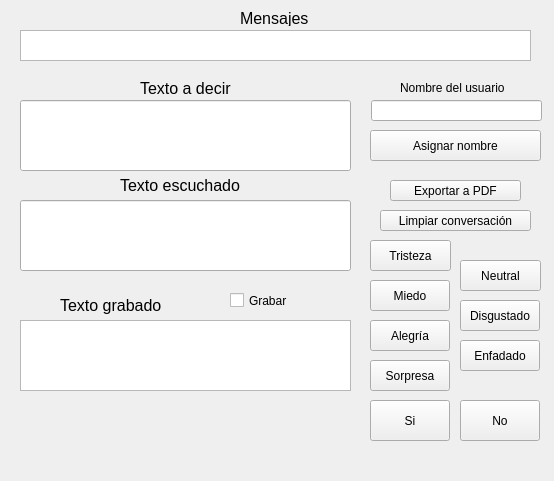
The window that interactGUI/src/mainUI.ui (robocomp/Interactive-EBO) describes before a commit, drawn with Qt 5.
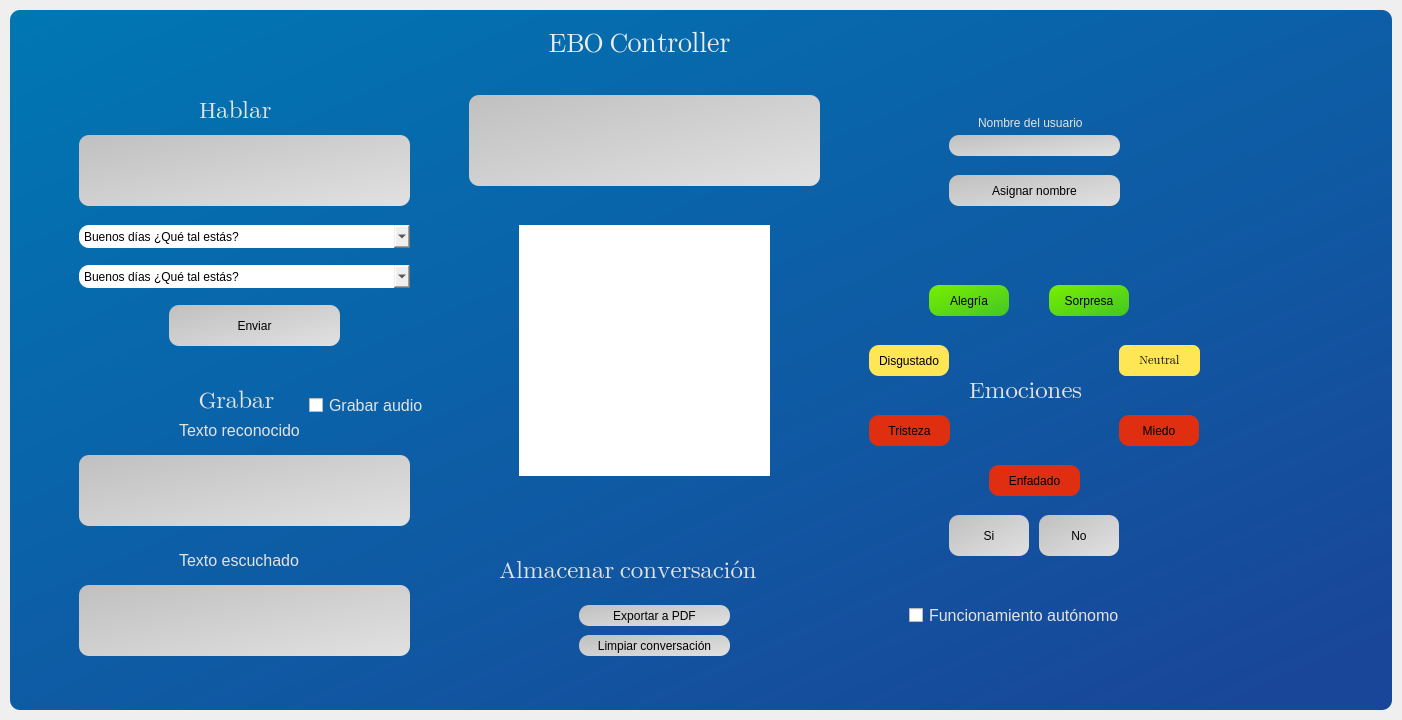
The same window after the commit. Icons and pictures are not drawn.

Diff of the .ui file:
```diff
--- a/interactGUI/src/mainUI.ui
+++ b/interactGUI/src/mainUI.ui
@@ -6,324 +6,711 @@
    <rect>
     <x>0</x>
     <y>0</y>
-    <width>554</width>
-    <height>481</height>
+    <width>1402</width>
+    <height>720</height>
    </rect>
   </property>
   <property name="windowTitle">
    <string>interactGUI</string>
   </property>
-  <widget class="QPlainTextEdit" name="respuesta">
-   <property name="geometry">
-    <rect>
-     <x>20</x>
-     <y>320</y>
-     <width>331</width>
-     <height>71</height>
-    </rect>
+  <layout class="QHBoxLayout" name="drop_shadow_layout">
+   <property name="spacing">
+    <number>0</number>
    </property>
-  </widget>
-  <widget class="QPushButton" name="botonalegria">
-   <property name="geometry">
-    <rect>
-     <x>370</x>
-     <y>320</y>
-     <width>80</width>
-     <height>31</height>
-    </rect>
+   <property name="leftMargin">
+    <number>10</number>
    </property>
-   <property name="text">
-    <string>Alegría</string>
+   <property name="topMargin">
+    <number>10</number>
    </property>
-  </widget>
-  <widget class="QPushButton" name="botonmiedo">
-   <property name="geometry">
-    <rect>
-     <x>370</x>
-     <y>280</y>
-     <width>80</width>
-     <height>31</height>
-    </rect>
+   <property name="rightMargin">
+    <number>10</number>
    </property>
-   <property name="text">
-    <string>Miedo</string>
+   <property name="bottomMargin">
+    <number>10</number>
    </property>
-  </widget>
-  <widget class="QPushButton" name="botontristeza">
-   <property name="geometry">
-    <rect>
-     <x>370</x>
-     <y>240</y>
-     <width>81</width>
-     <height>31</height>
-    </rect>
-   </property>
-   <property name="text">
-    <string>Tristeza</string>
-   </property>
-  </widget>
-  <widget class="QPushButton" name="botonsorpresa">
-   <property name="geometry">
-    <rect>
-     <x>370</x>
-     <y>360</y>
-     <width>80</width>
-     <height>31</height>
-    </rect>
-   </property>
-   <property name="text">
-    <string>Sorpresa</string>
-   </property>
-  </widget>
-  <widget class="QLineEdit" name="textoaenviar">
-   <property name="geometry">
-    <rect>
-     <x>20</x>
-     <y>100</y>
-     <width>331</width>
-     <height>71</height>
-    </rect>
-   </property>
-  </widget>
-  <widget class="QLineEdit" name="nombreaintroducir">
-   <property name="geometry">
-    <rect>
-     <x>371</x>
-     <y>100</y>
-     <width>171</width>
-     <height>21</height>
-    </rect>
-   </property>
-  </widget>
-  <widget class="QLabel" name="label">
-   <property name="geometry">
-    <rect>
-     <x>400</x>
-     <y>80</y>
-     <width>131</width>
-     <height>16</height>
-    </rect>
-   </property>
-   <property name="text">
-    <string>Nombre del usuario</string>
-   </property>
-  </widget>
-  <widget class="QLineEdit" name="textoescuchado">
-   <property name="geometry">
-    <rect>
-     <x>20</x>
-     <y>200</y>
-     <width>331</width>
-     <height>71</height>
-    </rect>
-   </property>
-  </widget>
-  <widget class="QLabel" name="label_2">
-   <property name="geometry">
-    <rect>
-     <x>140</x>
-     <y>80</y>
-     <width>111</width>
-     <height>16</height>
-    </rect>
-   </property>
+   <item>
+    <widget class="QFrame" name="drop_shadow_frame">
+     <property name="styleSheet">
+      <string notr="true">background-color: qlineargradient(spread:pad, x1:0, y1:0, x2:0.884, y2:1, stop:0 rgba(0, 119, 179, 255), stop:1 rgba(25, 70, 153, 255));
+border-radius:10px;
+
+</string>
+     </property>
+     <property name="frameShape">
+      <enum>QFrame::NoFrame</enum>
+     </property>
+     <property name="frameShadow">
+      <enum>QFrame::Raised</enum>
+     </property>
+     <layout class="QVBoxLayout" name="verticalLayout">
+      <item>
+       <widget class="QFrame" name="title">
    <property name="maximumSize">
     <size>
-     <width>121</width>
-     <height>16777215</height>
-    </size>
-   </property>
-   <property name="font">
-    <font>
-     <pointsize>12</pointsize>
-    </font>
-   </property>
-   <property name="text">
-    <string>Texto a decir</string>
-   </property>
-  </widget>
-  <widget class="QLabel" name="label_3">
+          <width>16777215</width>
+          <height>50</height>
+         </size>
+        </property>
+        <property name="styleSheet">
+         <string notr="true">background-color:none;</string>
+        </property>
+        <property name="frameShape">
+         <enum>QFrame::StyledPanel</enum>
+        </property>
+        <property name="frameShadow">
+         <enum>QFrame::Raised</enum>
+        </property>
+        <widget class="QLabel" name="label">
    <property name="geometry">
     <rect>
-     <x>120</x>
-     <y>170</y>
-     <width>141</width>
+           <x>10</x>
+           <y>10</y>
+           <width>1221</width>
      <height>31</height>
     </rect>
    </property>
    <property name="font">
     <font>
-     <pointsize>12</pointsize>
-    </font>
-   </property>
+           <family>Noto Color Emoji</family>
+           <pointsize>20</pointsize>
+          </font>
+         </property>
+         <property name="styleSheet">
+          <string notr="true">color:rgb(236,236,236)</string>
+         </property>
    <property name="text">
-    <string>Texto escuchado</string>
-   </property>
-  </widget>
-  <widget class="QLabel" name="label_4">
+          <string>EBO Controller</string>
+         </property>
+         <property name="alignment">
+          <set>Qt::AlignCenter</set>
+         </property>
+        </widget>
+       </widget>
+      </item>
+      <item>
+       <widget class="QFrame" name="frame_3">
+        <property name="styleSheet">
+         <string notr="true">background-color:none;</string>
+        </property>
+        <property name="frameShape">
+         <enum>QFrame::StyledPanel</enum>
+        </property>
+        <property name="frameShadow">
+         <enum>QFrame::Raised</enum>
+        </property>
+        <widget class="QLineEdit" name="textoaenviar">
    <property name="geometry">
     <rect>
      <x>60</x>
-     <y>290</y>
-     <width>121</width>
-     <height>31</height>
-    </rect>
-   </property>
-   <property name="font">
-    <font>
-     <pointsize>12</pointsize>
-    </font>
-   </property>
-   <property name="text">
-    <string>Texto grabado</string>
-   </property>
-  </widget>
-  <widget class="QPushButton" name="exportarpdf">
-   <property name="geometry">
-    <rect>
-     <x>390</x>
-     <y>180</y>
-     <width>131</width>
-     <height>21</height>
-    </rect>
-   </property>
-   <property name="text">
-    <string>Exportar a PDF</string>
+           <y>60</y>
+           <width>331</width>
+           <height>71</height>
+          </rect>
+         </property>
+         <property name="styleSheet">
+          <string notr="true">background-color: qlineargradient(spread:pad, x1:0, y1:0, x2:1, y2:1, stop:0 rgba(192, 192, 192, 255), stop:1 rgba(225, 225, 225, 255));</string>
    </property>
   </widget>
   <widget class="QPushButton" name="asignarnombre">
    <property name="geometry">
     <rect>
-     <x>370</x>
-     <y>130</y>
+           <x>930</x>
+           <y>100</y>
      <width>171</width>
      <height>31</height>
     </rect>
    </property>
+         <property name="styleSheet">
+          <string notr="true">background-color: qlineargradient(spread:pad, x1:0, y1:0, x2:1, y2:1, stop:0 rgba(192, 192, 192, 255), stop:1 rgba(225, 225, 225, 255));</string>
+         </property>
    <property name="text">
     <string>Asignar nombre</string>
    </property>
   </widget>
+        <widget class="QPlainTextEdit" name="muestramensajes">
+         <property name="geometry">
+          <rect>
+           <x>450</x>
+           <y>20</y>
+           <width>351</width>
+           <height>91</height>
+          </rect>
+         </property>
+         <property name="styleSheet">
+          <string notr="true">background-color: qlineargradient(spread:pad, x1:0, y1:0, x2:1, y2:1, stop:0 rgba(192, 192, 192, 255), stop:1 rgba(225, 225, 225, 255));</string>
+         </property>
+        </widget>
+        <widget class="QCheckBox" name="comportamientoaleatorio">
+         <property name="geometry">
+          <rect>
+           <x>890</x>
+           <y>530</y>
+           <width>16</width>
+           <height>21</height>
+          </rect>
+         </property>
+         <property name="styleSheet">
+          <string notr="true"/>
+         </property>
+         <property name="text">
+          <string/>
+         </property>
+        </widget>
+        <widget class="QLabel" name="label_2">
+         <property name="geometry">
+          <rect>
+           <x>959</x>
+           <y>40</y>
+           <width>131</width>
+           <height>16</height>
+          </rect>
+         </property>
+         <property name="styleSheet">
+          <string notr="true">color: rgb(227, 227, 227);</string>
+         </property>
+         <property name="text">
+          <string>Nombre del usuario</string>
+         </property>
+        </widget>
+        <widget class="QLabel" name="label_6">
+         <property name="geometry">
+          <rect>
+           <x>160</x>
+           <y>340</y>
+           <width>141</width>
+           <height>31</height>
+          </rect>
+         </property>
+         <property name="font">
+          <font>
+           <pointsize>12</pointsize>
+          </font>
+         </property>
+         <property name="styleSheet">
+          <string notr="true">color: rgb(227, 227, 227);</string>
+         </property>
+         <property name="text">
+          <string>Texto reconocido</string>
+         </property>
+        </widget>
+        <widget class="QPushButton" name="mandarfrase">
+         <property name="geometry">
+          <rect>
+           <x>150</x>
+           <y>230</y>
+           <width>171</width>
+           <height>41</height>
+          </rect>
+         </property>
+         <property name="styleSheet">
+          <string notr="true">background-color: qlineargradient(spread:pad, x1:0, y1:0, x2:1, y2:1, stop:0 rgba(192, 192, 192, 255), stop:1 rgba(225, 225, 225, 255));</string>
+         </property>
+         <property name="text">
+          <string>Enviar</string>
+         </property>
+        </widget>
+        <widget class="QPlainTextEdit" name="respuesta">
+         <property name="geometry">
+          <rect>
+           <x>60</x>
+           <y>380</y>
+           <width>331</width>
+           <height>71</height>
+          </rect>
+         </property>
+         <property name="styleSheet">
+          <string notr="true">background-color: qlineargradient(spread:pad, x1:0, y1:0, x2:1, y2:1, stop:0 rgba(192, 192, 192, 255), stop:1 rgba(225, 225, 225, 255));</string>
+         </property>
+         <property name="frameShape">
+          <enum>QFrame::Panel</enum>
+         </property>
+         <property name="frameShadow">
+          <enum>QFrame::Sunken</enum>
+         </property>
+        </widget>
+        <widget class="QPushButton" name="si">
+         <property name="geometry">
+          <rect>
+           <x>930</x>
+           <y>440</y>
+           <width>80</width>
+           <height>41</height>
+          </rect>
+         </property>
+         <property name="styleSheet">
+          <string notr="true">background-color: qlineargradient(spread:pad, x1:0, y1:0, x2:1, y2:1, stop:0 rgba(192, 192, 192, 255), stop:1 rgba(225, 225, 225, 255));</string>
+         </property>
+         <property name="text">
+          <string>Si</string>
+         </property>
+        </widget>
+        <widget class="QLabel" name="label_3">
+         <property name="geometry">
+          <rect>
+           <x>160</x>
+           <y>470</y>
+           <width>141</width>
+           <height>31</height>
+          </rect>
+         </property>
+         <property name="font">
+          <font>
+           <pointsize>12</pointsize>
+          </font>
+         </property>
+         <property name="styleSheet">
+          <string notr="true">color: rgb(227, 227, 227);</string>
+         </property>
+         <property name="text">
+          <string>Texto escuchado</string>
+         </property>
+        </widget>
   <widget class="QPushButton" name="limpiarconversacion">
    <property name="geometry">
     <rect>
-     <x>380</x>
-     <y>210</y>
+           <x>560</x>
+           <y>560</y>
      <width>151</width>
      <height>21</height>
     </rect>
    </property>
+         <property name="styleSheet">
+          <string notr="true">background-color: qlineargradient(spread:pad, x1:0, y1:0, x2:1, y2:1, stop:0 rgba(192, 192, 192, 255), stop:1 rgba(225, 225, 225, 255));</string>
+         </property>
    <property name="text">
     <string>Limpiar conversación</string>
    </property>
   </widget>
-  <widget class="QPlainTextEdit" name="muestramensajes">
+        <widget class="QLineEdit" name="nombreaintroducir">
    <property name="geometry">
     <rect>
-     <x>20</x>
-     <y>30</y>
-     <width>511</width>
-     <height>31</height>
-    </rect>
-   </property>
-  </widget>
-  <widget class="QLabel" name="label_5">
+           <x>930</x>
+           <y>60</y>
+           <width>171</width>
+           <height>21</height>
+          </rect>
+         </property>
+         <property name="styleSheet">
+          <string notr="true">background-color: qlineargradient(spread:pad, x1:0, y1:0, x2:1, y2:1, stop:0 rgba(192, 192, 192, 255), stop:1 rgba(225, 225, 225, 255));</string>
+         </property>
+        </widget>
+        <widget class="QCheckBox" name="grabar_2">
    <property name="geometry">
     <rect>
-     <x>240</x>
-     <y>10</y>
-     <width>81</width>
-     <height>16</height>
-    </rect>
-   </property>
-   <property name="font">
-    <font>
-     <pointsize>12</pointsize>
-    </font>
-   </property>
+           <x>290</x>
+           <y>320</y>
+           <width>16</width>
+           <height>21</height>
+          </rect>
+         </property>
+         <property name="text">
+          <string/>
+         </property>
+        </widget>
+        <widget class="QLineEdit" name="textoescuchado">
+         <property name="geometry">
+          <rect>
+           <x>60</x>
+           <y>510</y>
+           <width>331</width>
+           <height>71</height>
+          </rect>
+         </property>
+         <property name="styleSheet">
+          <string notr="true">background-color: qlineargradient(spread:pad, x1:0, y1:0, x2:1, y2:1, stop:0 rgba(192, 192, 192, 255), stop:1 rgba(225, 225, 225, 255));</string>
+         </property>
+        </widget>
+        <widget class="QPushButton" name="no">
+         <property name="geometry">
+          <rect>
+           <x>1020</x>
+           <y>440</y>
+           <width>80</width>
+           <height>41</height>
+          </rect>
+         </property>
+         <property name="styleSheet">
+          <string notr="true">background-color: qlineargradient(spread:pad, x1:0, y1:0, x2:1, y2:1, stop:0 rgba(192, 192, 192, 255), stop:1 rgba(225, 225, 225, 255));</string>
+         </property>
    <property name="text">
-    <string>Mensajes</string>
-   </property>
-  </widget>
+          <string>No</string>
+         </property>
+        </widget>
+        <widget class="QComboBox" name="frasesPredefinidas">
+         <property name="geometry">
+          <rect>
+           <x>60</x>
+           <y>150</y>
+           <width>331</width>
+           <height>23</height>
+          </rect>
+         </property>
+         <item>
+          <property name="text">
+           <string>Buenos días ¿Qué tal estás?</string>
+          </property>
+         </item>
+         <item>
+          <property name="text">
+           <string>¿Cómo te llamas?</string>
+          </property>
+         </item>
+         <item>
+          <property name="text">
+           <string>Me alegra que estés bien</string>
+          </property>
+         </item>
+        </widget>
+        <widget class="QPushButton" name="exportarpdf">
+         <property name="geometry">
+          <rect>
+           <x>560</x>
+           <y>530</y>
+           <width>151</width>
+           <height>21</height>
+          </rect>
+         </property>
+         <property name="styleSheet">
+          <string notr="true">background-color: qlineargradient(spread:pad, x1:0, y1:0, x2:1, y2:1, stop:0 rgba(192, 192, 192, 255), stop:1 rgba(225, 225, 225, 255));</string>
+         </property>
+         <property name="text">
+          <string>Exportar a PDF</string>
+         </property>
+        </widget>
+        <widget class="QComboBox" name="tipofrases">
+         <property name="geometry">
+          <rect>
+           <x>60</x>
+           <y>190</y>
+           <width>331</width>
+           <height>23</height>
+          </rect>
+         </property>
+         <item>
+          <property name="text">
+           <string>Buenos días ¿Qué tal estás?</string>
+          </property>
+         </item>
+         <item>
+          <property name="text">
+           <string>¿Cómo te llamas?</string>
+          </property>
+         </item>
+         <item>
+          <property name="text">
+           <string>Me alegra que estés bien</string>
+          </property>
+         </item>
+        </widget>
   <widget class="QPushButton" name="botonneutral">
    <property name="geometry">
     <rect>
-     <x>460</x>
-     <y>260</y>
+           <x>1100</x>
+           <y>270</y>
      <width>81</width>
      <height>31</height>
     </rect>
    </property>
+         <property name="font">
+          <font>
+           <family>Noto Color Emoji</family>
+          </font>
+         </property>
+         <property name="styleSheet">
+          <string notr="true">QPushButton {
+	border: none;
+	border-radius: 7px;
+	background-color: rgb(255, 230, 85);
+}
+QPushButton:hover{
+	background-color: rgba(85,255,127,150);
+}</string>
+         </property>
    <property name="text">
     <string>Neutral</string>
    </property>
   </widget>
+        <widget class="QLabel" name="label_7">
+         <property name="geometry">
+          <rect>
+           <x>180</x>
+           <y>20</y>
+           <width>91</width>
+           <height>31</height>
+          </rect>
+         </property>
+         <property name="font">
+          <font>
+           <family>Noto Color Emoji</family>
+           <pointsize>18</pointsize>
+          </font>
+         </property>
+         <property name="styleSheet">
+          <string notr="true">color: rgb(227, 227, 227);</string>
+         </property>
+         <property name="text">
+          <string>Hablar</string>
+         </property>
+        </widget>
+        <widget class="QPushButton" name="botondisgustado">
+         <property name="geometry">
+          <rect>
+           <x>850</x>
+           <y>270</y>
+           <width>80</width>
+           <height>31</height>
+          </rect>
+         </property>
+         <property name="styleSheet">
+          <string notr="true">background-color: rgb(255, 230, 85);</string>
+         </property>
+         <property name="text">
+          <string>Disgustado</string>
+         </property>
+        </widget>
+        <widget class="QPushButton" name="botonalegria">
+         <property name="geometry">
+          <rect>
+           <x>910</x>
+           <y>210</y>
+           <width>80</width>
+           <height>31</height>
+          </rect>
+         </property>
+         <property name="styleSheet">
+          <string notr="true">background-color: qlineargradient(spread:pad, x1:0, y1:0, x2:0.916, y2:0.994318, stop:0 rgba(121, 239, 0, 255), stop:0.947368 rgba(72, 202, 33, 255));</string>
+         </property>
+         <property name="text">
+          <string>Alegría</string>
+         </property>
+        </widget>
+        <widget class="QPushButton" name="botontristeza">
+         <property name="geometry">
+          <rect>
+           <x>850</x>
+           <y>340</y>
+           <width>81</width>
+           <height>31</height>
+          </rect>
+         </property>
+         <property name="styleSheet">
+          <string notr="true">background-color: rgb(223, 47, 16);</string>
+         </property>
+         <property name="text">
+          <string>Tristeza</string>
+         </property>
+        </widget>
   <widget class="QPushButton" name="botonenfadado">
    <property name="geometry">
     <rect>
-     <x>460</x>
-     <y>340</y>
-     <width>80</width>
+           <x>970</x>
+           <y>390</y>
+           <width>91</width>
      <height>31</height>
     </rect>
    </property>
+         <property name="styleSheet">
+          <string notr="true">background-color: rgb(223, 47, 16);</string>
+         </property>
    <property name="text">
     <string>Enfadado</string>
    </property>
   </widget>
-  <widget class="QPushButton" name="botondisgustado">
+        <widget class="QPushButton" name="botonmiedo">
    <property name="geometry">
     <rect>
-     <x>460</x>
+           <x>1100</x>
+           <y>340</y>
+           <width>80</width>
+           <height>31</height>
+          </rect>
+         </property>
+         <property name="styleSheet">
+          <string notr="true">background-color: rgb(223, 47, 16);</string>
+         </property>
+         <property name="text">
+          <string>Miedo</string>
+         </property>
+        </widget>
+        <widget class="QPushButton" name="botonsorpresa">
+         <property name="geometry">
+          <rect>
+           <x>1030</x>
+           <y>210</y>
+           <width>80</width>
+           <height>31</height>
+          </rect>
+         </property>
+         <property name="styleSheet">
+          <string notr="true">background-color: qlineargradient(spread:pad, x1:0, y1:0, x2:0.916, y2:0.994318, stop:0 rgba(121, 239, 0, 255), stop:0.947368 rgba(72, 202, 33, 255));</string>
+         </property>
+         <property name="text">
+          <string>Sorpresa</string>
+         </property>
+        </widget>
+        <widget class="QLabel" name="label_8">
+         <property name="geometry">
+          <rect>
+           <x>950</x>
      <y>300</y>
-     <width>80</width>
+           <width>131</width>
      <height>31</height>
     </rect>
    </property>
+         <property name="font">
+          <font>
+           <family>Noto Color Emoji</family>
+           <pointsize>18</pointsize>
+          </font>
+         </property>
+         <property name="styleSheet">
+          <string notr="true">color: rgb(227, 227, 227);</string>
+         </property>
    <property name="text">
-    <string>Disgustado</string>
-   </property>
-  </widget>
-  <widget class="QCheckBox" name="grabar">
+          <string>Emociones</string>
+         </property>
+        </widget>
+        <widget class="QLabel" name="label_4">
    <property name="geometry">
     <rect>
-     <x>230</x>
-     <y>290</y>
-     <width>85</width>
+           <x>910</x>
+           <y>530</y>
+           <width>221</width>
      <height>21</height>
     </rect>
+         </property>
+         <property name="font">
+          <font>
+           <pointsize>12</pointsize>
+          </font>
+         </property>
+         <property name="styleSheet">
+          <string notr="true">color: rgb(227, 227, 227);</string>
+         </property>
+         <property name="text">
+          <string>Funcionamiento autónomo</string>
+         </property>
+        </widget>
+        <widget class="QLabel" name="label_5">
+         <property name="geometry">
+          <rect>
+           <x>310</x>
+           <y>320</y>
+           <width>111</width>
+           <height>21</height>
+          </rect>
+         </property>
+         <property name="font">
+          <font>
+           <pointsize>12</pointsize>
+          </font>
+         </property>
+         <property name="styleSheet">
+          <string notr="true">color: rgb(227, 227, 227);</string>
+         </property>
+         <property name="text">
+          <string>Grabar audio</string>
+         </property>
+        </widget>
+        <widget class="QLabel" name="label_9">
+         <property name="geometry">
+          <rect>
+           <x>480</x>
+           <y>480</y>
+           <width>331</width>
+           <height>31</height>
+          </rect>
+         </property>
+         <property name="font">
+          <font>
+           <family>Noto Color Emoji</family>
+           <pointsize>18</pointsize>
+          </font>
+         </property>
+         <property name="styleSheet">
+          <string notr="true">color: rgb(227, 227, 227);</string>
+         </property>
+         <property name="text">
+          <string>Almacenar conversación</string>
+         </property>
+        </widget>
+        <widget class="QLabel" name="label_10">
+         <property name="geometry">
+          <rect>
+           <x>180</x>
+           <y>310</y>
+           <width>91</width>
+           <height>31</height>
+          </rect>
+         </property>
+         <property name="font">
+          <font>
+           <family>Noto Color Emoji</family>
+           <pointsize>18</pointsize>
+          </font>
+         </property>
+         <property name="styleSheet">
+          <string notr="true">color: rgb(227, 227, 227);</string>
    </property>
    <property name="text">
     <string>Grabar</string>
    </property>
   </widget>
-  <widget class="QPushButton" name="si">
+        <widget class="QTextEdit" name="textEdit">
    <property name="geometry">
     <rect>
-     <x>370</x>
-     <y>400</y>
-     <width>80</width>
-     <height>41</height>
-    </rect>
-   </property>
-   <property name="text">
-    <string>Si</string>
-   </property>
-  </widget>
-  <widget class="QPushButton" name="no">
-   <property name="geometry">
-    <rect>
-     <x>460</x>
-     <y>400</y>
-     <width>80</width>
-     <height>41</height>
-    </rect>
-   </property>
-   <property name="text">
-    <string>No</string>
-   </property>
-  </widget>
- </widget>
- <resources/>
+           <x>500</x>
+           <y>150</y>
+           <width>251</width>
+           <height>251</height>
+          </rect>
+         </property>
+         <property name="styleSheet">
+          <string notr="true">border-image: url(:/newPrefix/ebo.png);</string>
+         </property>
+        </widget>
+        <zorder>textoaenviar</zorder>
+        <zorder>asignarnombre</zorder>
+        <zorder>muestramensajes</zorder>
+        <zorder>comportamientoaleatorio</zorder>
+        <zorder>label_2</zorder>
+        <zorder>label_6</zorder>
+        <zorder>mandarfrase</zorder>
+        <zorder>respuesta</zorder>
+        <zorder>si</zorder>
+        <zorder>label_3</zorder>
+        <zorder>limpiarconversacion</zorder>
+        <zorder>nombreaintroducir</zorder>
+        <zorder>grabar_2</zorder>
+        <zorder>textoescuchado</zorder>
+        <zorder>no</zorder>
+        <zorder>frasesPredefinidas</zorder>
+        <zorder>exportarpdf</zorder>
+        <zorder>tipofrases</zorder>
+        <zorder>label_7</zorder>
+        <zorder>botonneutral</zorder>
+        <zorder>botondisgustado</zorder>
+        <zorder>botonalegria</zorder>
+        <zorder>botontristeza</zorder>
+        <zorder>botonenfadado</zorder>
+        <zorder>botonmiedo</zorder>
+        <zorder>botonsorpresa</zorder>
+        <zorder>label_8</zorder>
+        <zorder>label_4</zorder>
+        <zorder>label_5</zorder>
+        <zorder>label_9</zorder>
+        <zorder>label_10</zorder>
+        <zorder>textEdit</zorder>
+       </widget>
+      </item>
+     </layout>
+    </widget>
+   </item>
+  </layout>
+ </widget>
+ <resources>
+  <include location="../gui.qrc"/>
+ </resources>
  <connections/>
 </ui>
```
Lines whose indentation alone changed are shown as unchanged.
